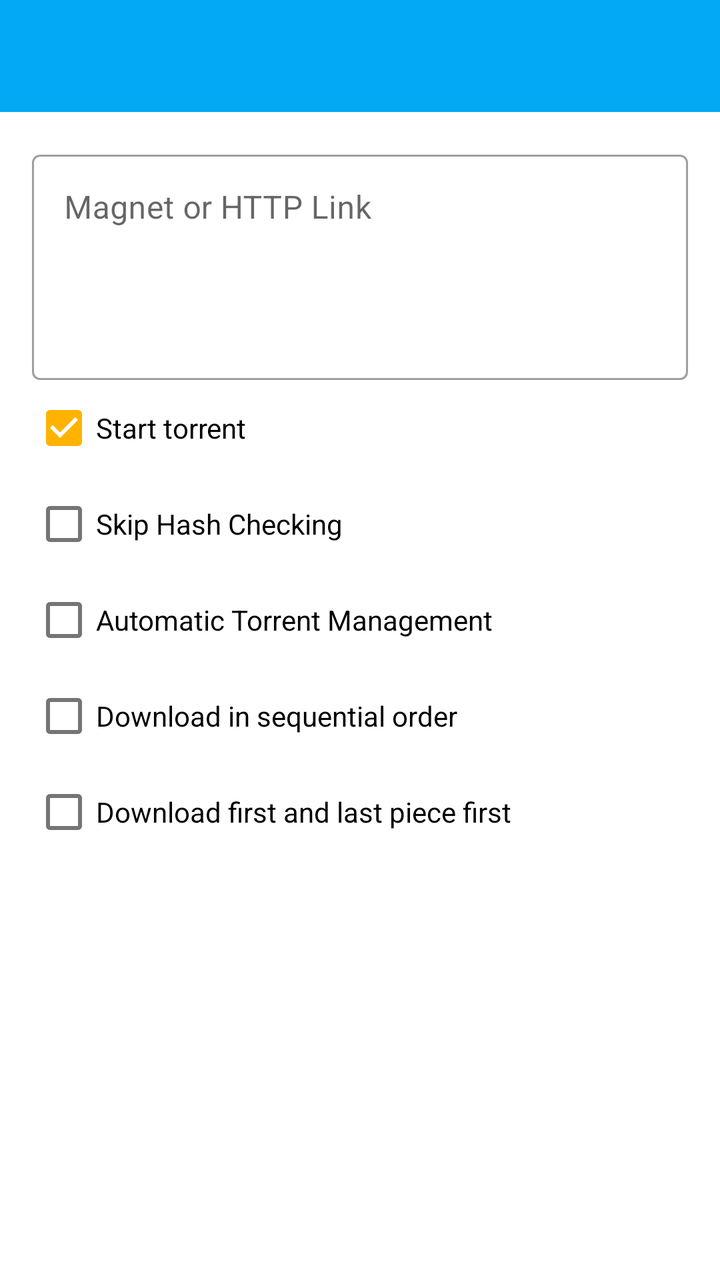
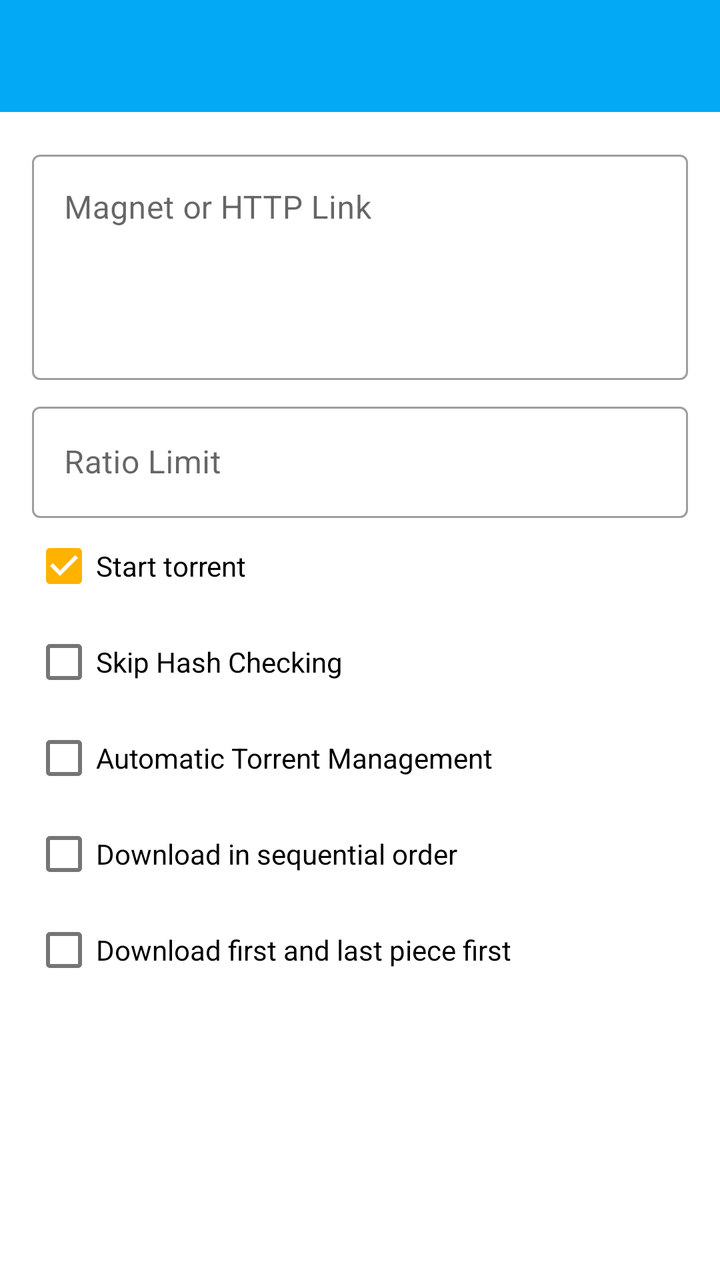

Compare the two renders of this Android layout. The source of the first and the diff that turns it into the second are given below.
<!-- AndroidManifest.xml: application theme AppTheme -->
<!-- res/layout/activity_add_torrent.xml -->
<?xml version="1.0" encoding="utf-8"?>
<LinearLayout xmlns:android="http://schemas.android.com/apk/res/android"
    xmlns:app="http://schemas.android.com/apk/res-auto"
    xmlns:tools="http://schemas.android.com/tools"
    android:layout_width="match_parent"
    android:layout_height="match_parent"
    android:orientation="vertical"
    tools:context=".ui.addtorrent.AddTorrentActivity">

    <com.google.android.material.appbar.AppBarLayout
        android:layout_width="match_parent"
        android:layout_height="wrap_content">

        <com.google.android.material.appbar.MaterialToolbar
            android:id="@+id/toolbar"
            android:layout_width="match_parent"
            android:layout_height="?attr/actionBarSize"
            android:theme="@style/AppTheme.ToolbarOverlay"
            app:popupTheme="@style/AppTheme.PopupOverlay" />

    </com.google.android.material.appbar.AppBarLayout>

    <androidx.core.widget.NestedScrollView
        android:id="@+id/scroll_view"
        android:layout_width="match_parent"
        android:layout_height="match_parent">

        <LinearLayout
            android:layout_width="match_parent"
            android:layout_height="match_parent"
            android:orientation="vertical">

            <com.google.android.material.textfield.TextInputLayout
                android:id="@+id/input_layout_torrent_link"
                style="@style/Widget.MaterialComponents.TextInputLayout.OutlinedBox"
                android:layout_width="match_parent"
                android:layout_height="wrap_content"
                android:layout_marginStart="16dp"
                android:layout_marginTop="16dp"
                android:layout_marginEnd="16dp"
                app:errorEnabled="false">

                <com.google.android.material.textfield.TextInputEditText
                    android:id="@+id/edit_torrent_link"
                    android:layout_width="match_parent"
                    android:layout_height="wrap_content"
                    android:gravity="top|start"
                    android:hint="@string/torrent_add_link_hint"
                    android:importantForAutofill="no"
                    android:inputType="textMultiLine"
                    android:lines="4" />

            </com.google.android.material.textfield.TextInputLayout>

            <com.google.android.material.checkbox.MaterialCheckBox
                android:id="@+id/check_start_torrent"
                android:layout_width="match_parent"
                android:layout_height="wrap_content"
                android:layout_marginHorizontal="16dp"
                android:checked="true"
                android:text="@string/torrent_add_start_torrent" />

            <com.google.android.material.checkbox.MaterialCheckBox
                android:id="@+id/check_skip_checking"
                android:layout_width="match_parent"
                android:layout_height="wrap_content"
                android:layout_marginHorizontal="16dp"
                android:text="@string/torrent_add_skip_hash_checking" />

            <com.google.android.material.checkbox.MaterialCheckBox
                android:id="@+id/check_auto_tmm"
                android:layout_width="match_parent"
                android:layout_height="wrap_content"
                android:layout_marginHorizontal="16dp"
                android:text="@string/torrent_add_auto_tmm" />

            <com.google.android.material.checkbox.MaterialCheckBox
                android:id="@+id/check_sequential_download"
                android:layout_width="match_parent"
                android:layout_height="wrap_content"
                android:layout_marginHorizontal="16dp"
                android:text="@string/torrent_add_sequential_download" />

            <com.google.android.material.checkbox.MaterialCheckBox
                android:id="@+id/check_prioritize_first_last_piece"
                android:layout_width="match_parent"
                android:layout_height="wrap_content"
                android:layout_marginHorizontal="16dp"
                android:text="@string/torrent_add_prioritize_first_last_piece" />

        </LinearLayout>

    </androidx.core.widget.NestedScrollView>

</LinearLayout>
<!-- resources referenced by this layout -->
<resources>
  <string name="torrent_add_auto_tmm">Automatic Torrent Management</string>
  <string name="torrent_add_link_hint">Magnet or HTTP Link</string>
  <string name="torrent_add_prioritize_first_last_piece">Download first and last piece first</string>
  <string name="torrent_add_sequential_download">Download in sequential order</string>
  <string name="torrent_add_skip_hash_checking">Skip Hash Checking</string>
  <string name="torrent_add_start_torrent">Start torrent</string>
  <style name="AppTheme.PopupOverlay" parent="ThemeOverlay.MaterialComponents.Light" />
  <style name="AppTheme.ToolbarOverlay" parent="ThemeOverlay.MaterialComponents.Dark.ActionBar" />
  <style name="AppTheme" parent="Theme.MaterialComponents.DayNight.NoActionBar">
          <item name="colorPrimary">@color/color_primary</item>
          <item name="colorPrimaryDark">@color/color_primary_dark</item>
          <item name="colorPrimaryVariant">@color/color_primary_variant</item>
          <item name="colorOnPrimary">@color/color_on_primary</item>
  
          <item name="colorSecondary">@color/color_secondary</item>
          <item name="colorSecondaryVariant">@color/color_secondary_variant</item>
          <item name="colorOnSecondary">@color/color_on_secondary</item>
  
          <item name="windowActionModeOverlay">true</item>
      </style>
  <color name="color_primary">#03A9F4</color>
  <color name="color_primary_dark">#007AC1</color>
  <color name="color_primary_variant">#007AC1</color>
  <color name="color_on_primary">#FFFFFF</color>
  <color name="color_secondary">#FFB300</color>
  <color name="color_secondary_variant">#C68400</color>
  <color name="color_on_secondary">#000000</color>
</resources>

<!-- the commit's change to res/layout/activity_add_torrent.xml (unified diff, before → after) -->
@@ -52,6 +52,24 @@
 
             </com.google.android.material.textfield.TextInputLayout>
 
+            <com.google.android.material.textfield.TextInputLayout
+                style="@style/Widget.MaterialComponents.TextInputLayout.OutlinedBox"
+                android:layout_width="match_parent"
+                android:layout_height="wrap_content"
+                android:layout_marginStart="16dp"
+                android:layout_marginTop="8dp"
+                android:layout_marginEnd="16dp">
+
+                <com.google.android.material.textfield.TextInputEditText
+                    android:id="@+id/edit_ratio_limit"
+                    android:layout_width="match_parent"
+                    android:layout_height="wrap_content"
+                    android:hint="@string/torrent_add_ratio_limit"
+                    android:importantForAutofill="no"
+                    android:inputType="numberDecimal" />
+
+            </com.google.android.material.textfield.TextInputLayout>
+
             <com.google.android.material.checkbox.MaterialCheckBox
                 android:id="@+id/check_start_torrent"
                 android:layout_width="match_parent"
<!-- resource entries referenced after the edit -->
@@ -3,6 +3,7 @@
   <string name="torrent_add_auto_tmm">Automatic Torrent Management</string>
   <string name="torrent_add_link_hint">Magnet or HTTP Link</string>
   <string name="torrent_add_prioritize_first_last_piece">Download first and last piece first</string>
+  <string name="torrent_add_ratio_limit">Ratio Limit</string>
   <string name="torrent_add_sequential_download">Download in sequential order</string>
   <string name="torrent_add_skip_hash_checking">Skip Hash Checking</string>
   <string name="torrent_add_start_torrent">Start torrent</string>
